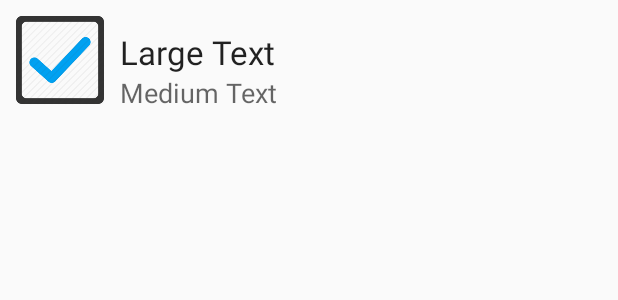
After one commit to ithanki/NotesApp, an Android app: the layout note_preview.xml on its own in the app's theme, with its tools: preview values and no code run, on a phone screen of 412 x 824 dp. The commit adds this screen. Shown: the top 300 px of the screen. Run offline under Robolectric (Android 15) with nearby library versions, the phone set to English and light mode, and no system bars.

Commit message:
Worked on menu and listView.

```diff
--- a/app/src/main/res/layout/activity_main.xml
+++ b/app/src/main/res/layout/activity_main.xml
@@ -9,4 +9,10 @@
     android:paddingTop="@dimen/activity_vertical_margin"
     tools:context="com.example.ishita.notesapp.MainActivity">
 
+    <ListView
+        android:layout_width="wrap_content"
+        android:layout_height="wrap_content"
+        android:id="@+id/listView"
+        android:layout_centerVertical="true"
+        android:layout_centerHorizontal="true" />
 </RelativeLayout>
--- /dev/null
+++ b/app/src/main/res/layout/note_preview.xml
@@ -0,0 +1,41 @@
+<?xml version="1.0" encoding="utf-8"?>
+<LinearLayout xmlns:android="http://schemas.android.com/apk/res/android"
+    android:layout_width="match_parent"
+    android:layout_height="match_parent"
+    android:padding="10dp">
+
+    <FrameLayout
+        android:layout_width="wrap_content"
+        android:layout_height="match_parent">
+
+        <ImageView
+            android:layout_width="60dp"
+            android:layout_height="60dp"
+            android:id="@+id/checkedNoteIcon"
+            android:src="@drawable/noteCheckIcon" />
+    </FrameLayout>
+
+    <RelativeLayout
+        android:layout_width="match_parent"
+        android:layout_height="match_parent"
+        android:padding="10dp">
+
+
+        <TextView
+            android:layout_width="wrap_content"
+            android:layout_height="wrap_content"
+            android:textAppearance="?android:attr/textAppearanceLarge"
+            android:text="Large Text"
+            android:id="@+id/notePreview_title" />
+
+        <TextView
+            android:layout_width="wrap_content"
+            android:layout_height="wrap_content"
+            android:textAppearance="?android:attr/textAppearanceMedium"
+            android:text="Medium Text"
+            android:id="@+id/notePreview_date"
+            android:layout_below="@+id/notePreview_title"
+            android:layout_alignParentLeft="true"
+            android:layout_alignParentStart="true" />
+    </RelativeLayout>
+</LinearLayout>
```
Also changed, not shown: app/src/main/java/com/example/ishita/notesapp/MainActivity.java (+74 -4 lines), app/src/main/res/drawable/noteCheckIcon.png (added).
